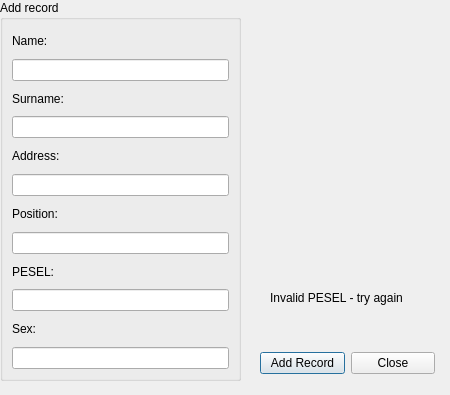
Before: the Qt Designer form app/addrecordform.ui in Aleksiiej/university-db-2, drawn with Qt 5.
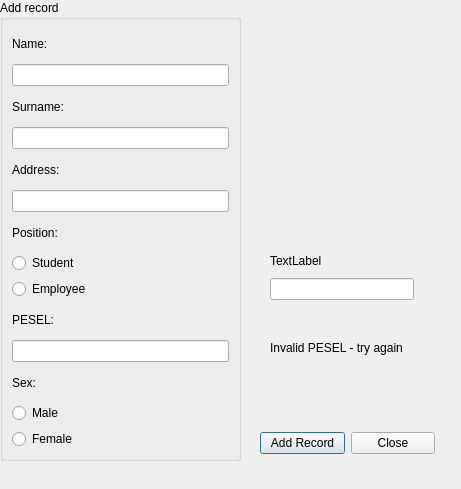
After: the same form once the commit is applied.

What changed in the file:
```diff
--- a/app/addrecordform.ui
+++ b/app/addrecordform.ui
@@ -6,8 +6,8 @@
    <rect>
     <x>0</x>
     <y>0</y>
-    <width>450</width>
-    <height>395</height>
+    <width>461</width>
+    <height>489</height>
    </rect>
   </property>
   <property name="windowTitle">
@@ -17,7 +17,7 @@
    <property name="geometry">
     <rect>
      <x>260</x>
-     <y>350</y>
+     <y>430</y>
      <width>175</width>
      <height>27</height>
     </rect>
@@ -45,7 +45,7 @@
      <x>0</x>
      <y>0</y>
      <width>241</width>
-     <height>381</height>
+     <height>461</height>
     </rect>
    </property>
    <property name="title">
@@ -92,7 +92,18 @@
        </widget>
       </item>
       <item>
-       <widget class="QLineEdit" name="lineEdit_position"/>
+       <widget class="QRadioButton" name="radioButton_student">
+        <property name="text">
+         <string>Student</string>
+        </property>
+       </widget>
+      </item>
+      <item>
+       <widget class="QRadioButton" name="radioButton_employee">
+        <property name="text">
+         <string>Employee</string>
+        </property>
+       </widget>
       </item>
       <item>
        <widget class="QLabel" name="label_pesel">
@@ -112,7 +123,18 @@
        </widget>
       </item>
       <item>
-       <widget class="QLineEdit" name="lineEdit_sex"/>
+       <widget class="QRadioButton" name="radioButton_male">
+        <property name="text">
+         <string>Male</string>
+        </property>
+       </widget>
+      </item>
+      <item>
+       <widget class="QRadioButton" name="radioButton_female">
+        <property name="text">
+         <string>Female</string>
+        </property>
+       </widget>
       </item>
      </layout>
     </item>
@@ -122,7 +144,7 @@
    <property name="geometry">
     <rect>
      <x>270</x>
-     <y>290</y>
+     <y>340</y>
      <width>161</width>
      <height>16</height>
     </rect>
@@ -131,6 +153,28 @@
     <string>Invalid PESEL - try again</string>
    </property>
   </widget>
+  <widget class="QWidget" name="">
+   <property name="geometry">
+    <rect>
+     <x>270</x>
+     <y>250</y>
+     <width>144</width>
+     <height>50</height>
+    </rect>
+   </property>
+   <layout class="QVBoxLayout" name="verticalLayout_3">
+    <item>
+     <widget class="QLabel" name="label_studentEmployeeValue">
+      <property name="text">
+       <string>TextLabel</string>
+      </property>
+     </widget>
+    </item>
+    <item>
+     <widget class="QLineEdit" name="lineEdit_studentEmployeeValue"/>
+    </item>
+   </layout>
+  </widget>
  </widget>
  <resources/>
  <connections/>
```
